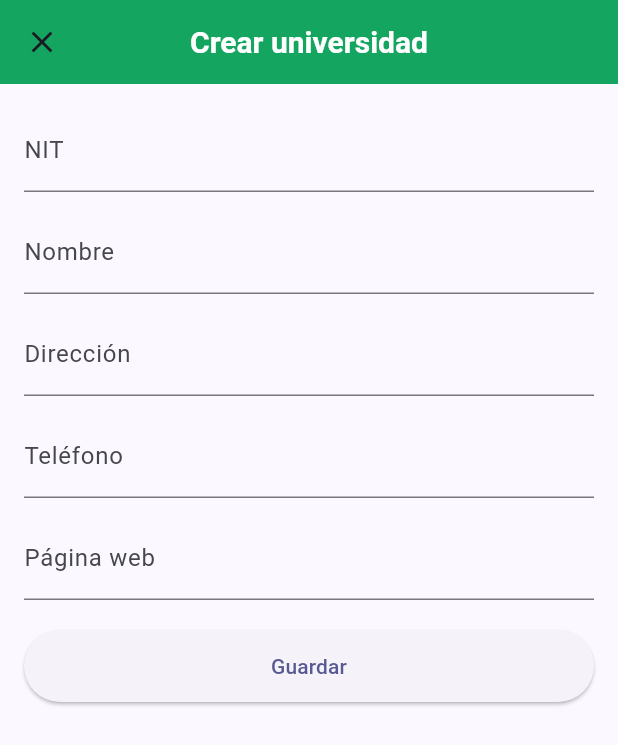
After one commit to GabrielOspinaMillan/RepoTalleresMoviles, a Flutter app: the ListUniversidadScreen screen opened by its route, after a tap on the "arrow back" icon, after a tap on "Ver", after a tap on the "add" icon, on a phone screen of 412 x 824 dp. The commit adds this screen. Shown: the top 745 px of the screen. Run offline on Flutter 3.47's test engine with Material 3 defaults, Android fonts, the phone set to English and light mode, and no system bars; our stand-ins replace cloud_firestore, firebase_core, flutter_dotenv, flutter_secure_storage, go_router, shared_preferences; accounts and stored records are empty; network calls fail.

Commit message:
feat: creacion de crud universidades

```diff
--- /dev/null
+++ b/lib/models/universidades.dart
@@ -0,0 +1,25 @@
+class Universidades {
+  final String nit;
+  final String nombre;
+  final String direccion;
+  final String telefono;
+  final String paginaweb;
+
+  Universidades({
+    required this.nit,
+    required this.nombre,
+    required this.direccion,
+    required this.telefono,
+    required this.paginaweb,
+  });
+
+  factory Universidades.fromJson(Map<String, dynamic> json) {
+    return Universidades(
+      nit: json['nit'] as String,
+      nombre: json['nombre'] as String,
+      direccion: json['direccion'] as String,
+      telefono: json['telefono'] as String,
+      paginaweb: json['paginaweb'] as String,
+    );
+  }
+}
--- a/lib/routes/app_router.dart
+++ b/lib/routes/app_router.dart
@@ -14,6 +14,9 @@ import 'package:taller1/views/home/detail_screen.dart';
 import 'package:taller1/views/auth/login_screen.dart';
 import 'package:taller1/views/auth/session_screen.dart';
 import 'package:taller1/views/auth/register_screen.dart';
+import 'package:taller1/views/universidades/universidades_screen.dart';
+import 'package:taller1/views/universidades/list_universidad_screen.dart';
+import 'package:taller1/views/universidades/add_universidad_screen.dart';
 
 final GoRouter appRouter = GoRouter(
   routes: [
@@ -115,5 +118,17 @@ final GoRouter appRouter = GoRouter(
       path: '/register',
       builder: (context, state) => const RegisterScreen(),
     ),
+    GoRoute(
+      path: '/universidades',
+      builder: (context, state) => const UniversidadesScreen(),
+    ),
+    GoRoute(
+      path: '/universidad_create',
+      builder: (context, state) => const AddUniversidadScreen(),
+    ),
+    GoRoute(
+      path: '/universidades_list',
+      builder: (context, state) => const ListUniversidadScreen(),
+    ),
   ],
 );
--- /dev/null
+++ b/lib/views/universidades/add_universidad_screen.dart
@@ -0,0 +1,112 @@
+import 'package:cloud_firestore/cloud_firestore.dart';
+import 'package:flutter/material.dart';
+import 'package:go_router/go_router.dart';
+
+class AddUniversidadScreen extends StatefulWidget {
+  const AddUniversidadScreen({super.key});
+
+  @override
+  State<AddUniversidadScreen> createState() => _AddUniversidadScreenState();
+}
+
+class _AddUniversidadScreenState extends State<AddUniversidadScreen> {
+  final _formKey = GlobalKey<FormState>();
+  final _nitCtrl = TextEditingController();
+  final _nombreCtrl = TextEditingController();
+  final _direccionCtrl = TextEditingController();
+  final _telefonoCtrl = TextEditingController();
+  final _paginaCtrl = TextEditingController();
+  bool _loading = false;
+
+  @override
+  void dispose() {
+    _nitCtrl.dispose();
+    _nombreCtrl.dispose();
+    _direccionCtrl.dispose();
+    _telefonoCtrl.dispose();
+    _paginaCtrl.dispose();
+    super.dispose();
+  }
+
+  String? _notEmpty(String? v) => (v == null || v.trim().isEmpty) ? 'Campo requerido' : null;
+
+  String? _validateUrl(String? v) {
+    if (v == null || v.trim().isEmpty) return 'Campo requerido';
+    final uri = Uri.tryParse(v.trim());
+    if (uri == null || !(uri.isAbsolute && (uri.scheme == 'http' || uri.scheme == 'https'))) {
+      return 'URL inválida (http/https)';
+    }
+    return null;
+  }
+
+  Future<void> _save() async {
+    if (!_formKey.currentState!.validate()) return;
+    setState(() => _loading = true);
+    final nit = _nitCtrl.text.trim();
+    final data = {
+      'nit': nit,
+      'nombre': _nombreCtrl.text.trim(),
+      'direccion': _direccionCtrl.text.trim(),
+      'telefono': _telefonoCtrl.text.trim(),
+      'paginaweb': _paginaCtrl.text.trim(),
+      'createdAt': FieldValue.serverTimestamp(),
+    };
+
+    try {
+      // Usa el NIT como id para evitar duplicados; si prefieres que Firestore genere id usa .add(data)
+      await FirebaseFirestore.instance.collection('universidades').doc(nit).set(data);
+      if (mounted) {
+        ScaffoldMessenger.of(context).showSnackBar(const SnackBar(content: Text('Universidad creada')));
+        context.pop();
+      }
+    } catch (e) {
+      if (mounted) {
+        ScaffoldMessenger.of(context).showSnackBar(SnackBar(content: Text('Error al crear: $e')));
+      }
+    } finally {
+      if (mounted) setState(() => _loading = false);
+    }
+  }
+
+  @override
+  Widget build(BuildContext context) {
+    return Scaffold(
+      appBar: AppBar(
+        title: const Text('Crear universidad'),
+        leading: IconButton(
+          icon: const Icon(Icons.close),
+          onPressed: () => context.go('/universidades'), // Botón para regresar
+        ),
+      ),
+      body: Padding(
+        padding: const EdgeInsets.all(16),
+        child: Form(
+          key: _formKey,
+          child: ListView(
+            children: [
+              TextFormField(controller: _nitCtrl, decoration: const InputDecoration(labelText: 'NIT'), validator: _notEmpty),
+              const SizedBox(height: 12),
+              TextFormField(controller: _nombreCtrl, decoration: const InputDecoration(labelText: 'Nombre'), validator: _notEmpty),
+              const SizedBox(height: 12),
+              TextFormField(controller: _direccionCtrl, decoration: const InputDecoration(labelText: 'Dirección'), validator: _notEmpty),
+              const SizedBox(height: 12),
+              TextFormField(controller: _telefonoCtrl, decoration: const InputDecoration(labelText: 'Teléfono'), validator: _notEmpty, keyboardType: TextInputType.phone),
+              const SizedBox(height: 12),
+              TextFormField(controller: _paginaCtrl, decoration: const InputDecoration(labelText: 'Página web'), validator: _validateUrl, keyboardType: TextInputType.url),
+              const SizedBox(height: 20),
+              SizedBox(
+                height: 48,
+                child: ElevatedButton(
+                  onPressed: _loading ? null : _save,
+                  child: _loading
+                      ? const SizedBox(width: 20, height: 20, child: CircularProgressIndicator(strokeWidth: 2, color: Colors.white))
+                      : const Text('Guardar'),
+                ),
+              ),
+            ],
+          ),
+        ),
+      ),
+    );
+  }
+}
--- /dev/null
+++ b/lib/views/universidades/list_universidad_screen.dart
@@ -0,0 +1,115 @@
+import 'package:cloud_firestore/cloud_firestore.dart';
+import 'package:flutter/material.dart';
+import 'package:go_router/go_router.dart';
+import 'package:firebase_core/firebase_core.dart';
+import 'package:taller1/firebase_options.dart';
+import 'package:taller1/models/universidades.dart';
+import 'package:taller1/widgets/custom_drawer.dart';
+
+class ListUniversidadScreen extends StatelessWidget {
+  const ListUniversidadScreen({super.key});
+
+  Future<void> _ensureFirebaseInitialized() {
+    // Inicializa solo si no hay apps ya registradas (evita doble inicialización)
+    return Firebase.apps.isEmpty
+        ? Firebase.initializeApp(options: DefaultFirebaseOptions.currentPlatform)
+        : Future.value();
+  }
+
+  @override
+  Widget build(BuildContext context) {
+    return FutureBuilder(
+      future: _ensureFirebaseInitialized(),
+      builder: (context, snapshot) {
+        if (snapshot.connectionState == ConnectionState.waiting) {
+          return const Scaffold(body: Center(child: CircularProgressIndicator()));
+        }
+        if (snapshot.hasError) {
+          return Scaffold(
+            appBar: AppBar(title: const Text('Lista de universidades')),
+            body: Center(child: Text('Error inicializando Firebase: ${snapshot.error}')),
+          );
+        }
+
+        final col = FirebaseFirestore.instance.collection('universidades').orderBy('nombre');
+
+        return Scaffold(
+          appBar: AppBar(
+            title: const Text('Lista de universidades'),
+            leading: IconButton(
+              icon: const Icon(Icons.arrow_back),
+              onPressed: () => context.go('/universidades'), // Botón para regresar
+            ),
+            actions: [
+              IconButton(
+                icon: const Icon(Icons.add),
+                tooltip: 'Crear universidad',
+                onPressed: () => context.go('/universidad_create'),
+              ),
+            ],
+          ),
+          drawer: const CustomDrawer(),
+          body: StreamBuilder<QuerySnapshot>(
+            stream: col.snapshots(),
+            builder: (context, snapshot) {
+              if (snapshot.hasError) {
+                return Center(child: Text('Error: ${snapshot.error}'));
+              }
+              if (snapshot.connectionState == ConnectionState.waiting) {
+                return const Center(child: CircularProgressIndicator());
+              }
+
+              final docs = snapshot.data!.docs;
+              if (docs.isEmpty) {
+                return const Center(child: Text('No hay universidades registradas.'));
+              }
+
+              return ListView.separated(
+                padding: const EdgeInsets.all(12),
+                itemCount: docs.length,
+                separatorBuilder: (_, __) => const SizedBox(height: 8),
+                itemBuilder: (context, index) {
+                  final d = docs[index].data() as Map<String, dynamic>;
+                  final uni = Universidades(
+                    nit: d['nit'] ?? docs[index].id,
+                    nombre: d['nombre'] ?? '',
+                    direccion: d['direccion'] ?? '',
+                    telefono: d['telefono'] ?? '',
+                    paginaweb: d['paginaweb'] ?? '',
+                  );
+
+                  return Card(
+                    elevation: 2,
+                    shape: RoundedRectangleBorder(borderRadius: BorderRadius.circular(10)),
+                    child: ListTile(
+                      leading: const Icon(Icons.school),
+                      title: Text(uni.nombre),
+                      subtitle: Text('NIT: ${uni.nit}\n${uni.direccion}'),
+                      isThreeLine: true,
+                      trailing: PopupMenuButton<String>(
+                        onSelected: (v) async {
+                          if (v == 'delete') {
+                            await FirebaseFirestore.instance
+                                .collection('universidades')
+                                .doc(d['nit'] ?? docs[index].id)
+                                .delete();
+                            if (context.mounted) {
+                              ScaffoldMessenger.of(context).showSnackBar(const SnackBar(content: Text('Universidad eliminada')));
+                            }
+                          }
+                        },
+                        itemBuilder: (_) => const [
+                          PopupMenuItem(value: 'delete', child: Text('Eliminar')),
+                        ],
+                      ),
+                    ),
+                  );
+                },
+              );
+            },
+          ),
+        );
+      },
+    );
+  }
+}
--- /dev/null
+++ b/lib/views/universidades/universidades_screen.dart
@@ -0,0 +1,114 @@
+import 'package:flutter/material.dart';
+import 'package:go_router/go_router.dart';
+import 'package:taller1/widgets/custom_drawer.dart';
+
+class UniversidadesScreen extends StatelessWidget {
+  const UniversidadesScreen({super.key});
+
+  @override
+  Widget build(BuildContext context) {
+    return Scaffold(
+      appBar: AppBar(
+        title: const Text('Universidades'),
+        leading: IconButton(
+          icon: const Icon(Icons.arrow_back),
+          onPressed: () => context.go('/'), // Botón para regresar
+        ),
+      ),
+      drawer: const CustomDrawer(),
+      body: Padding(
+        padding: const EdgeInsets.all(16.0),
+        child: Column(
+          children: [
+            const SizedBox(height: 8),
+            GridView.count(
+              crossAxisCount: 1,
+              shrinkWrap: true,
+              mainAxisSpacing: 16,
+              childAspectRatio: 3.2,
+              physics: const NeverScrollableScrollPhysics(),
+              children: [
+                Card(
+                  elevation: 4,
+                  shape: RoundedRectangleBorder(borderRadius: BorderRadius.circular(12)),
+                  child: Padding(
+                    padding: const EdgeInsets.symmetric(horizontal: 16.0),
+                    child: Row(
+                      children: [
+                        const CircleAvatar(
+                          radius: 28,
+                          backgroundColor: Colors.indigo,
+                          child: Icon(Icons.school, color: Colors.white, size: 28),
+                        ),
+                        const SizedBox(width: 16),
+                        Expanded(
+                          child: Column(
+                            mainAxisAlignment: MainAxisAlignment.center,
+                            crossAxisAlignment: CrossAxisAlignment.start,
+                            children: const [
+                              Text('Ver universidades', style: TextStyle(fontSize: 18, fontWeight: FontWeight.bold)),
+                              SizedBox(height: 4),
+                              Text('Explora la lista de universidades registradas.'),
+                            ],
+                          ),
+                        ),
+                        ElevatedButton(
+                          onPressed: () => context.go('/universidades_list'),
+                          style: ElevatedButton.styleFrom(backgroundColor: Colors.indigo),
+                          child: const Text('Ver'),
+                        ),
+                      ],
+                    ),
+                  ),
+                ),
+
+                Card(
+                  elevation: 4,
+                  shape: RoundedRectangleBorder(borderRadius: BorderRadius.circular(12)),
+                  child: Padding(
+                    padding: const EdgeInsets.symmetric(horizontal: 16.0),
+                    child: Row(
+                      children: [
+                        const CircleAvatar(
+                          radius: 28,
+                          backgroundColor: Colors.teal,
+                          child: Icon(Icons.add_business, color: Colors.white, size: 28),
+                        ),
+                        const SizedBox(width: 16),
+                        Expanded(
+                          child: Column(
+                            mainAxisAlignment: MainAxisAlignment.center,
+                            crossAxisAlignment: CrossAxisAlignment.start,
+                            children: const [
+                              Text('Crear universidad', style: TextStyle(fontSize: 18, fontWeight: FontWeight.bold)),
+                              SizedBox(height: 4),
+                              Text('Registra una nueva universidad en el sistema.'),
+                            ],
+                          ),
+                        ),
+                        ElevatedButton(
+                          onPressed: () => context.go('/universidad_create'),
+                          style: ElevatedButton.styleFrom(backgroundColor: Colors.teal),
+                          child: const Text('Crear'),
+                        ),
+                      ],
+                    ),
+                  ),
+                ),
+              ],
+            ),
+            const SizedBox(height: 12),
+            // Opcional: ayuda o nota
+            Align(
+              alignment: Alignment.centerLeft,
+              child: Text(
+                'Selecciona una acción para continuar.',
+                style: TextStyle(color: Colors.grey[700]),
+              ),
+            ),
+          ],
+        ),
+      ),
+    );
+  }
+}
--- a/lib/widgets/custom_drawer.dart
+++ b/lib/widgets/custom_drawer.dart
@@ -85,6 +85,13 @@ class CustomDrawer extends StatelessWidget {
               context.go('/info_tab_grid');
             },
           ),
+          ListTile(
+            leading: const Icon(Icons.school),
+            title: const Text('UNIVERSIDADES'),
+            onTap: () {
+              context.go('/universidades');
+            },
+          ),
         ],
       ),
     );
--- a/pubspec.yaml
+++ b/pubspec.yaml
@@ -39,6 +39,8 @@ dependencies:
   flutter_dotenv: ^5.0.2
   flutter_secure_storage: ^8.0.0
   shared_preferences: ^2.2.0
+  firebase_core: ^4.2.1
+  cloud_firestore: ^6.1.0
 
 dev_dependencies:
   flutter_test:
```
Also changed, not shown: lib/main.dart (+17 -2 lines), lib/services/auth_services.dart (+3 -6 lines), firebase.json (added), lib/firebase_options.dart (added), pubspec.lock, 8 other files.
